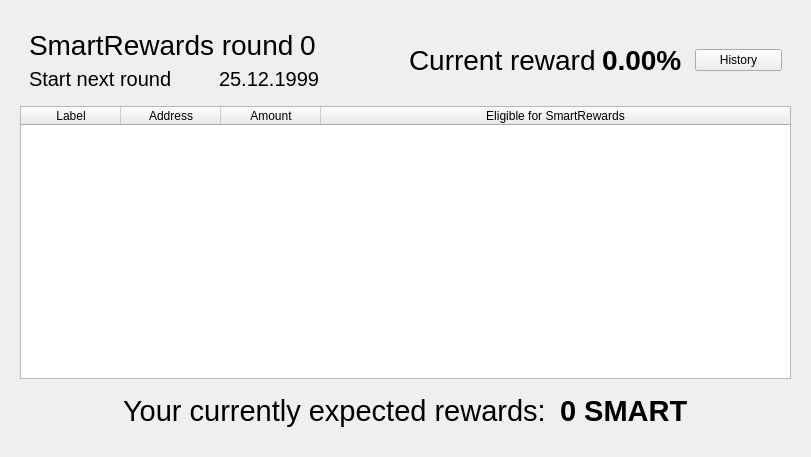
First picture: the form in src/qt/forms/smartrewardslist.ui, repository SmartCash/Core-Smart, before the edit.
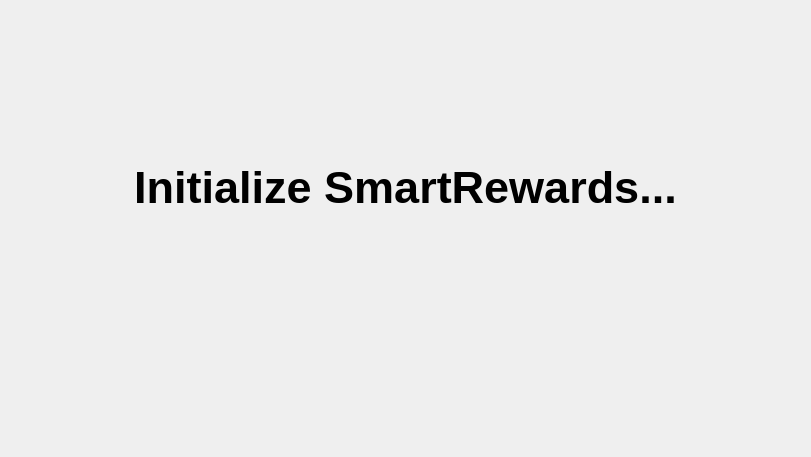
Second picture: the form after the edit. The open tabs and pages were chosen to show the change. Custom widgets are drawn as their Qt base class.

Commit message: SmartRewards UI Update - Signal the SmartRewardslist on each block (if rewardlist is synced) or after N blocks (if rewarlist isn't synced) - Added Initialize screen - Improved Loading screen - Fill the actual list screen with live data

The edit to the form file:
```diff
--- a/src/qt/forms/smartrewardslist.ui
+++ b/src/qt/forms/smartrewardslist.ui
@@ -25,6 +25,114 @@
      <property name="currentIndex">
       <number>1</number>
      </property>
+     <widget class="QWidget" name="page">
+      <layout class="QVBoxLayout" name="verticalLayout_3">
+       <item>
+        <spacer name="verticalSpacer_2">
+         <property name="orientation">
+          <enum>Qt::Vertical</enum>
+         </property>
+         <property name="sizeHint" stdset="0">
+          <size>
+           <width>20</width>
+           <height>142</height>
+          </size>
+         </property>
+        </spacer>
+       </item>
+       <item>
+        <widget class="QLabel" name="label_3">
+         <property name="font">
+          <font>
+           <pointsize>34</pointsize>
+           <weight>75</weight>
+           <bold>true</bold>
+          </font>
+         </property>
+         <property name="text">
+          <string>Initialize SmartRewards...</string>
+         </property>
+         <property name="alignment">
+          <set>Qt::AlignCenter</set>
+         </property>
+        </widget>
+       </item>
+       <item>
+        <spacer name="verticalSpacer_3">
+         <property name="orientation">
+          <enum>Qt::Vertical</enum>
+         </property>
+         <property name="sizeType">
+          <enum>QSizePolicy::Fixed</enum>
+         </property>
+         <property name="sizeHint" stdset="0">
+          <size>
+           <width>20</width>
+           <height>30</height>
+          </size>
+         </property>
+        </spacer>
+       </item>
+       <item>
+        <layout class="QHBoxLayout" name="horizontalLayout_4">
+         <item>
+          <spacer name="horizontalSpacer_5">
+           <property name="orientation">
+            <enum>Qt::Horizontal</enum>
+           </property>
+           <property name="sizeHint" stdset="0">
+            <size>
+             <width>40</width>
+             <height>20</height>
+            </size>
+           </property>
+          </spacer>
+         </item>
+         <item>
+          <widget class="QWidget" name="spinnerCpntainer" native="true">
+           <property name="minimumSize">
+            <size>
+             <width>100</width>
+             <height>100</height>
+            </size>
+           </property>
+           <layout class="QVBoxLayout" name="verticalLayout_4">
+            <item>
+             <widget class="WaitingSpinnerWidget" name="spinnerWidget" native="true"/>
+            </item>
+           </layout>
+          </widget>
+         </item>
+         <item>
+          <spacer name="horizontalSpacer_6">
+           <property name="orientation">
+            <enum>Qt::Horizontal</enum>
+           </property>
+           <property name="sizeHint" stdset="0">
+            <size>
+             <width>40</width>
+             <height>20</height>
+            </size>
+           </property>
+          </spacer>
+         </item>
+        </layout>
+       </item>
+       <item>
+        <spacer name="verticalSpacer">
+         <property name="orientation">
+          <enum>Qt::Vertical</enum>
+         </property>
+         <property name="sizeHint" stdset="0">
+          <size>
+           <width>20</width>
+           <height>76</height>
+          </size>
+         </property>
+        </spacer>
+       </item>
+      </layout>
+     </widget>
      <widget class="QWidget" name="loadingPage">
       <layout class="QVBoxLayout" name="verticalLayout_7">
        <item>
@@ -172,6 +280,12 @@
               </item>
               <item>
                <widget class="QLabel" name="roundLabel">
+                <property name="sizePolicy">
+                 <sizepolicy hsizetype="Expanding" vsizetype="Preferred">
+                  <horstretch>0</horstretch>
+                  <verstretch>0</verstretch>
+                 </sizepolicy>
+                </property>
                 <property name="font">
                  <font>
                   <pointsize>21</pointsize>
@@ -188,21 +302,35 @@
              <layout class="QHBoxLayout" name="horizontalLayout_13">
               <item>
                <widget class="QLabel" name="label_19">
+                <property name="sizePolicy">
+                 <sizepolicy hsizetype="Preferred" vsizetype="Preferred">
+                  <horstretch>0</horstretch>
+                  <verstretch>0</verstretch>
+                 </sizepolicy>
+                </property>
                 <property name="font">
                  <font>
                   <pointsize>15</pointsize>
                  </font>
                 </property>
                 <property name="text">
-                 <string>Start next round</string>
+                 <string>Round ends</string>
                 </property>
                </widget>
               </item>
               <item>
                <widget class="QLabel" name="nextRoundLabel">
+                <property name="sizePolicy">
+                 <sizepolicy hsizetype="Expanding" vsizetype="Preferred">
+                  <horstretch>0</horstretch>
+                  <verstretch>0</verstretch>
+                 </sizepolicy>
+                </property>
                 <property name="font">
                  <font>
                   <pointsize>15</pointsize>
+                  <weight>75</weight>
+                  <bold>true</bold>
                  </font>
                 </property>
                 <property name="text">
@@ -244,6 +372,9 @@
             </item>
             <item>
              <widget class="QPushButton" name="historyButton">
+              <property name="enabled">
+               <bool>false</bool>
+              </property>
               <property name="text">
                <string>History</string>
               </property>
@@ -268,8 +399,11 @@
          <property name="sortingEnabled">
           <bool>true</bool>
          </property>
+         <property name="columnCount">
+          <number>5</number>
+         </property>
          <attribute name="horizontalHeaderStretchLastSection">
-          <bool>true</bool>
+          <bool>false</bool>
          </attribute>
          <attribute name="verticalHeaderVisible">
           <bool>false</bool>
@@ -291,7 +425,12 @@
          </column>
          <column>
           <property name="text">
-           <string>Eligible for SmartRewards</string>
+           <string>Eligible Amount</string>
+          </property>
+         </column>
+         <column>
+          <property name="text">
+           <string>Expectable SmartReward</string>
           </property>
          </column>
         </widget>
@@ -328,7 +467,7 @@
                </font>
               </property>
               <property name="text">
-               <string>Your currently expected rewards: </string>
+               <string>Expectable SmartRewards</string>
               </property>
              </widget>
             </item>
@@ -370,6 +509,14 @@
    </item>
   </layout>
  </widget>
+ <customwidgets>
+  <customwidget>
+   <class>WaitingSpinnerWidget</class>
+   <extends>QWidget</extends>
+   <header>waitingspinnerwidget.h</header>
+   <container>1</container>
+  </customwidget>
+ </customwidgets>
  <resources/>
  <connections/>
 </ui>
```
Left out of the diff: 40 changed lines with no effect on the pictures. The commit also changes 11 other files.
